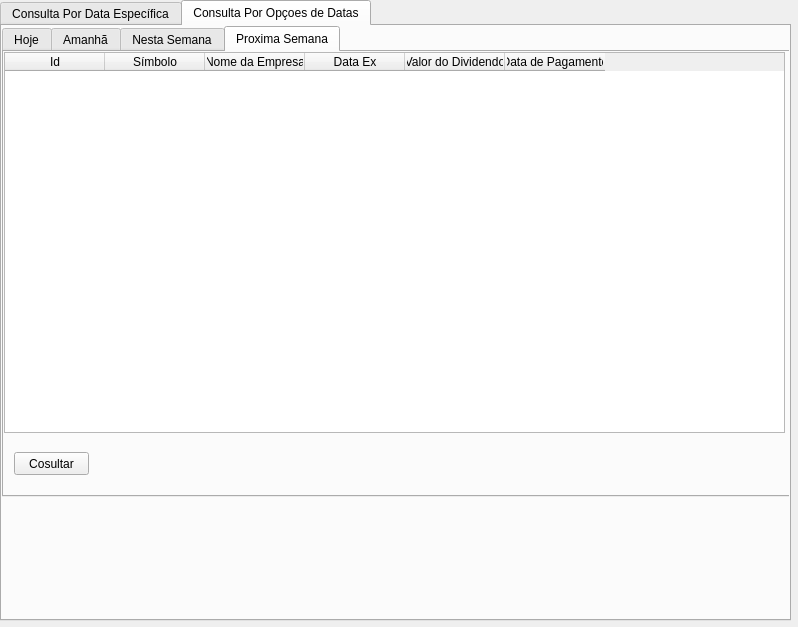
This is Rotinas/FrontEnd/Interface/Window_Dividendos.ui in leobrunoms8/CapitalTrack as Qt 5 draws it before an edit. The edited form follows.
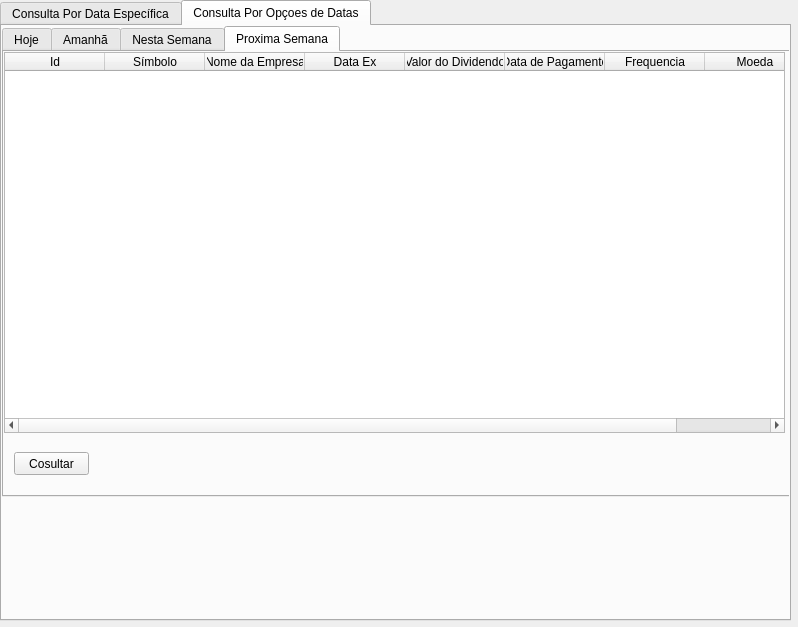
This is the edited form.

The edit to the form file:
```diff
--- a/Rotinas/FrontEnd/Interface/Window_Dividendos.ui
+++ b/Rotinas/FrontEnd/Interface/Window_Dividendos.ui
@@ -339,6 +339,16 @@
          <string>Data de Pagamento</string>
         </property>
        </column>
+       <column>
+        <property name="text">
+         <string>Frequencia</string>
+        </property>
+       </column>
+       <column>
+        <property name="text">
+         <string>Moeda</string>
+        </property>
+       </column>
       </widget>
       <widget class="QPushButton" name="pushButton_5">
        <property name="geometry">
```
